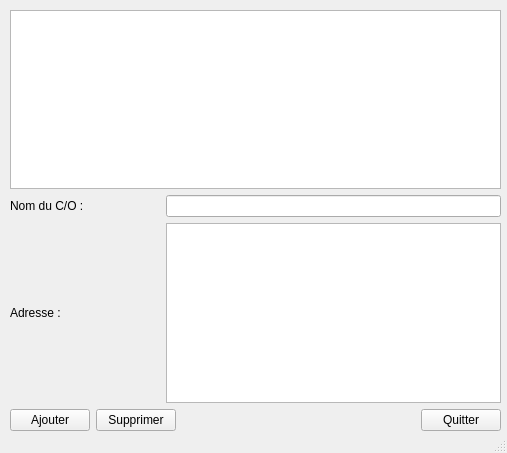
Old version of the form ui/comanagementwindow.ui in the repository jphoubion/COMailPrinting.
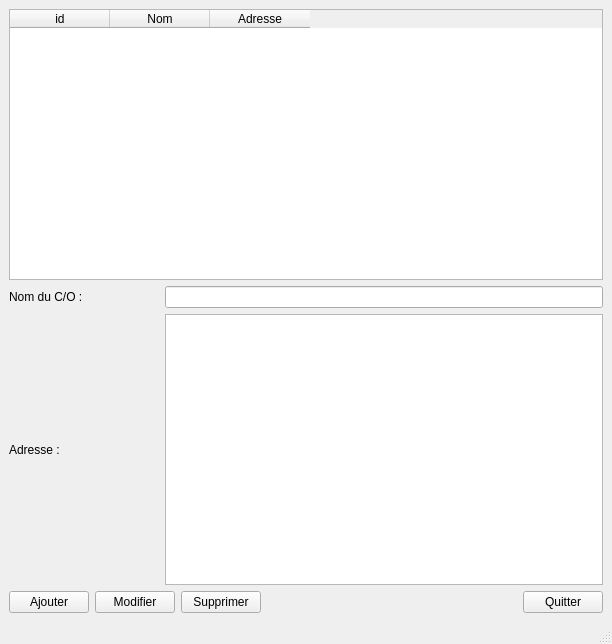
New version of the form.

```diff
--- a/ui/comanagementwindow.ui
+++ b/ui/comanagementwindow.ui
@@ -9,26 +9,35 @@
    <rect>
     <x>0</x>
     <y>0</y>
-    <width>507</width>
-    <height>453</height>
+    <width>612</width>
+    <height>644</height>
    </rect>
   </property>
   <property name="windowTitle">
    <string>COMailPrinting - Gestion des C/O</string>
   </property>
   <widget class="QWidget" name="centralwidget">
-   <widget class="QWidget" name="">
-    <property name="geometry">
-     <rect>
-      <x>10</x>
-      <y>10</y>
-      <width>491</width>
-      <height>421</height>
-     </rect>
-    </property>
+   <layout class="QGridLayout" name="gridLayout">
+    <item row="0" column="0">
     <layout class="QVBoxLayout" name="verticalLayout">
      <item>
-      <widget class="QTableWidget" name="tableWidget"/>
+       <widget class="QTableWidget" name="tw_co">
+        <column>
+         <property name="text">
+          <string>id</string>
+         </property>
+        </column>
+        <column>
+         <property name="text">
+          <string>Nom</string>
+         </property>
+        </column>
+        <column>
+         <property name="text">
+          <string>Adresse</string>
+         </property>
+        </column>
+       </widget>
      </item>
      <item>
       <layout class="QHBoxLayout" name="horizontalLayout">
@@ -86,6 +95,13 @@
          </property>
         </widget>
        </item>
+        <item>
+         <widget class="QPushButton" name="btn_modify">
+          <property name="text">
+           <string>Modifier</string>
+          </property>
+         </widget>
+        </item>
        <item>
         <widget class="QPushButton" name="btn_delete">
          <property name="text">
@@ -116,7 +132,8 @@
       </layout>
      </item>
     </layout>
-   </widget>
+    </item>
+   </layout>
   </widget>
   <widget class="QStatusBar" name="statusbar"/>
  </widget>
```
Left out of the diff: 2 changed lines with no effect on the pictures. Lines whose indentation alone changed are shown as unchanged.
